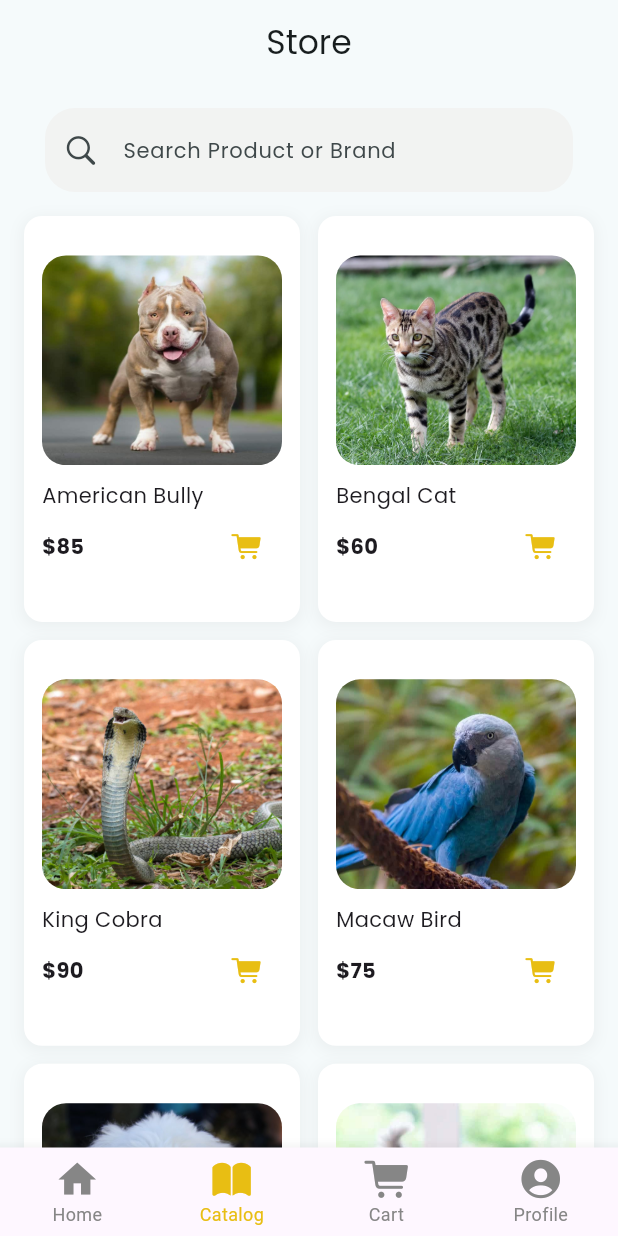
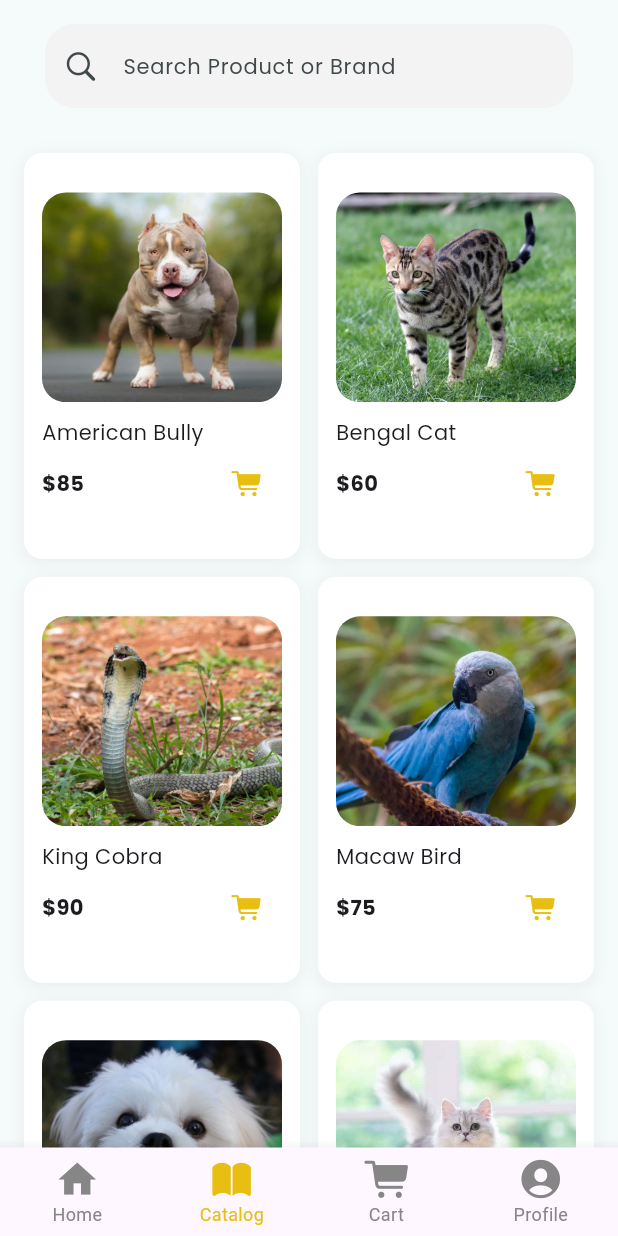
Before and after one commit to czarbasanal/flutter_petshop_app, a Flutter app: the screen it shows after launch, item 2 of the bottom bar chosen, on a phone screen of 412 x 824 dp. Run offline on Flutter 3.47's test engine with Material 3 defaults, Android fonts, the light colour scheme and no system bars; our stand-ins replace google_fonts.

Commit message:
added catalog details page

```diff
--- a/lib/screens/catalog.dart
+++ b/lib/screens/catalog_page.dart
@@ -1,6 +1,5 @@
 import 'package:flutter/cupertino.dart';
 import 'package:flutter/material.dart';
-import 'package:flutter/widgets.dart';
 import 'package:flutter_petshop_app/app_styles.dart';
 import '../models/pets.dart';
 
@@ -30,7 +29,7 @@ class CatalogPage extends StatelessWidget {
           ),
           Expanded(
             child: GridView.builder(
-              padding: const EdgeInsets.all(16),
+              padding: const EdgeInsets.fromLTRB(16, 30, 16, 16),
               gridDelegate: const SliverGridDelegateWithFixedCrossAxisCount(
                   crossAxisCount: 2,
                   crossAxisSpacing: 12,
--- a/lib/screens/home_page.dart
+++ b/lib/screens/home_page.dart
@@ -1,6 +1,7 @@
 import 'package:flutter/cupertino.dart';
 import 'package:flutter/material.dart';
-import 'package:flutter_petshop_app/screens/catalog.dart';
+import 'package:flutter_petshop_app/screens/catalog_details.dart';
+import 'package:flutter_petshop_app/screens/catalog_page.dart';
 import '../app_styles.dart';
 
 class HomePage extends StatefulWidget {
@@ -16,7 +17,8 @@ class HomePageState extends State<HomePage> {
   static const List<Widget> widgetOptions = <Widget>[
     HomePageContent(),
     CatalogPage(),
-    Text('Cart Placeholder'),
+    CatalogDetails(),
+    //Text('Cart Placeholder'),
     Text('Profile Placeholder'),
   ];
 
@@ -30,11 +32,11 @@ class HomePageState extends State<HomePage> {
   Widget build(BuildContext context) {
     return SafeArea(
       child: Scaffold(
-          appBar: AppBar(
-            title: const Text('Store'),
-            centerTitle: true,
-            surfaceTintColor: Colors.transparent,
-          ),
+          // appBar: AppBar(
+          //   title: const Text('Store'),
+          //   centerTitle: true,
+          //   surfaceTintColor: Colors.transparent,
+          // ),
           body: Center(
             child: widgetOptions.elementAt(selectedIndex),
           ),
```
Also changed, not shown: lib/screens/catalog_details.dart (added, +50 -0 lines).
